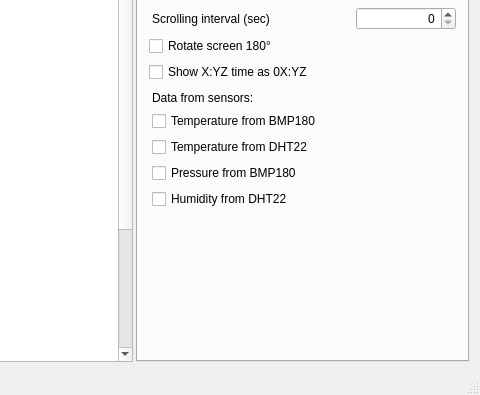
Before: the Qt Designer form editor/mainwindow.ui in WiseLord/matrixclock, drawn with Qt 5; both pictures show x 288 to 768 and y 117 to 512 of the 768 by 512 pixel window.
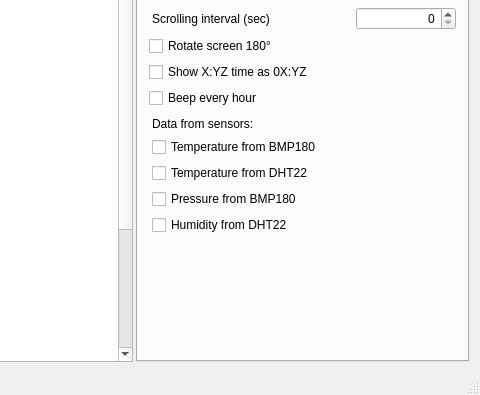
After: the same form once the commit is applied. The open tabs and pages were chosen to show the change. Custom widgets are drawn as their Qt base class.

Commit message: Ability to switch off every hour signal

What changed in the file:
```diff
--- a/editor/mainwindow.ui
+++ b/editor/mainwindow.ui
@@ -547,6 +547,13 @@
           </property>
          </widget>
         </item>
+        <item>
+         <widget class="QCheckBox" name="cbxHoursignal">
+          <property name="text">
+           <string>Beep every hour</string>
+          </property>
+         </widget>
+        </item>
         <item>
          <widget class="QWidget" name="widget" native="true">
           <layout class="QVBoxLayout" name="verticalLayout_2">
```
Left out of the diff: 33 changed lines with no effect on the pictures. The commit also changes 13 other files.
